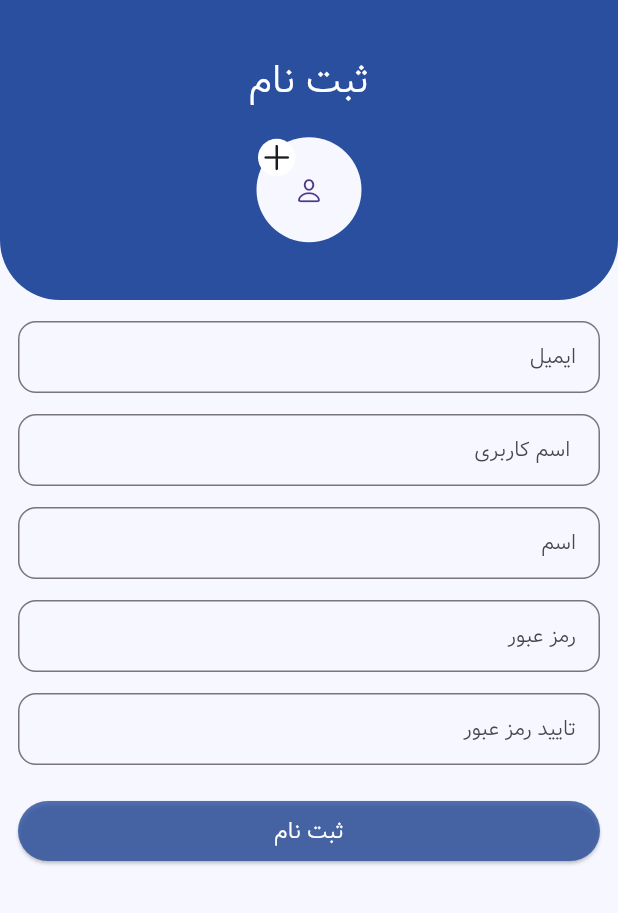
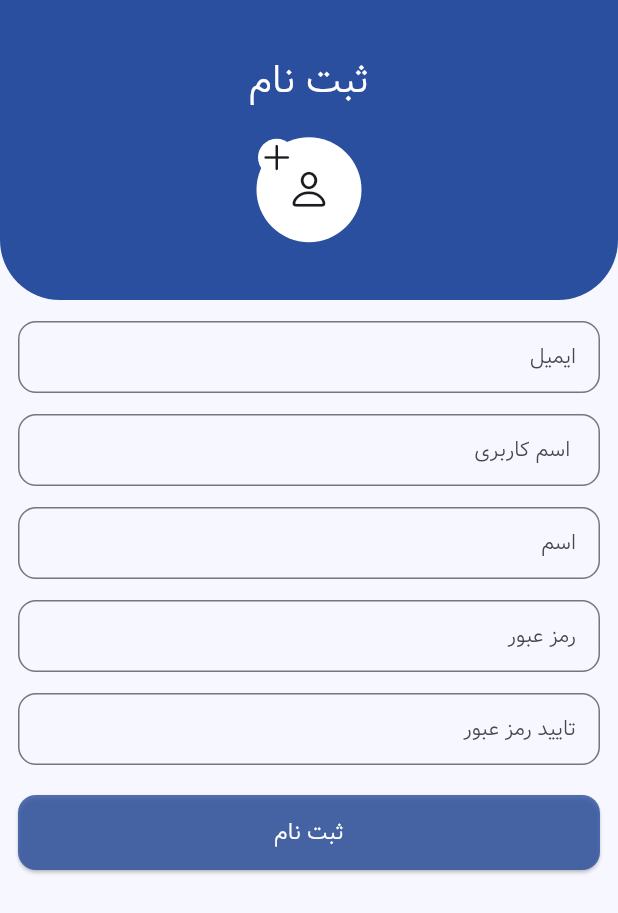
Before and after one commit to Y4CN/Gamak, a Flutter app: the screen it shows after launch, on a phone screen of 412 x 824 dp. Shown: the top 913 px of the screen. Run offline on Flutter 3.47's test engine with Material 2 defaults, Android fonts, the phone set to English and light mode, and no system bars; our stand-ins replace dartz, dio, expandable_text, file_picker, flutter_bloc, get_it and 6 more.

Commit message:
add filepicker in registerScreen 👍

```diff
--- a/lib/screens/loginScreen.dart
+++ b/lib/screens/loginScreen.dart
@@ -65,6 +65,10 @@ class _LoginScreenState extends State<LoginScreen> {
                 ),
                 child: ElevatedButton(
                   style: ElevatedButton.styleFrom(
+                    minimumSize: const Size(double.infinity, 50),
+                    shape: RoundedRectangleBorder(
+                      borderRadius: BorderRadius.circular(12),
+                    ),
                     backgroundColor:
                         GenerallColor.appBarBackGroundColor.withOpacity(.8),
                   ),
--- a/lib/screens/registerScreen.dart
+++ b/lib/screens/registerScreen.dart
@@ -1,8 +1,13 @@
+import 'dart:io';
+
 import 'package:flutter/cupertino.dart';
 import 'package:flutter/material.dart';
 import 'package:game_hacks_chat/constant/generallColor.dart';
 import 'package:game_hacks_chat/screens/loginScreen.dart';
+import 'package:game_hacks_chat/utilities/fileManager.dart';
+import 'package:game_hacks_chat/widget/customSnakBar.dart';
 import 'package:game_hacks_chat/widget/customTextField.dart';
+import 'package:permission_handler/permission_handler.dart';
 
 class RegisterScreen extends StatefulWidget {
   const RegisterScreen({super.key});
@@ -17,6 +22,8 @@ class _RegisterScreenState extends State<RegisterScreen> {
   late TextEditingController _nameController;
   late TextEditingController _passController;
   late TextEditingController _confirmPassController;
+  File? userAvatar;
+  ValueNotifier _notifier = ValueNotifier<bool>(false);
 
   @override
   void initState() {
@@ -60,17 +67,55 @@ class _RegisterScreenState extends State<RegisterScreen> {
                   ),
                   Stack(
                     children: [
-                      const CircleAvatar(
-                        radius: 35,
-                        backgroundColor: GenerallColor.primaryColor,
-                        child: Icon(
+                      ValueListenableBuilder(
+                        valueListenable: _notifier,
+                        builder: (context, value, child) {
+                          return Container(
+                            height: 70,
+                            width: 70,
+                            decoration: BoxDecoration(
+                              shape: BoxShape.circle,
+                              color: Colors.white,
+                              image: userAvatar == null
+                                  ? null
+                                  : DecorationImage(
+                                      image: FileImage(userAvatar as File),
+                                      fit: BoxFit.cover,
+                                    ),
+                            ),
+                            alignment: Alignment.center,
+                            child: userAvatar == null
+                                ? const Icon(
                                     CupertinoIcons.person,
-                          size: 20,
-                        ),
+                                    size: 30,
+                                  )
+                                : null,
+                          );
+                        },
                       ),
                       Positioned(
                         top: 1,
                         left: 1,
+                        child: GestureDetector(
+                          onTap: () async {
+                            if (await Permission.storage.isDenied) {
+                              Permission.storage.request();
+                            }
+                            if (await Permission.storage.isGranted) {
+                              var eiFile = await FileManager.pickFile();
+                              eiFile.fold((l) {
+                                CustomSnakBar.getCustomSnakBar(l, context);
+                              }, (r) async {
+                                userAvatar = r;
+                                _notifier.value = await r.exists();
+                                _notifier.notifyListeners();
+                              });
+                            } else {
+                              CustomSnakBar.getCustomSnakBar(
+                                  'لطفا اجازه دسترسی برای فضای ذخیره سازی را بدهید',
+                                  context);
+                            }
+                          },
                           child: Container(
                             height: 25,
                             width: 25,
@@ -82,6 +127,7 @@ class _RegisterScreenState extends State<RegisterScreen> {
                               CupertinoIcons.add,
                             ),
                           ),
+                        ),
                       )
                     ],
                   ),
@@ -89,23 +135,34 @@ class _RegisterScreenState extends State<RegisterScreen> {
               ),
             ),
             SliverToBoxAdapter(
-              child:
-                  CustomTextFeild(controller: _emailController, txt: 'ایمیل'),
+              child: CustomTextFeild(
+                controller: _emailController,
+                txt: 'ایمیل',
+              ),
             ),
             SliverToBoxAdapter(
               child: CustomTextFeild(
-                  controller: _usernameController, txt: ' اسم کاربری'),
+                controller: _usernameController,
+                txt: ' اسم کاربری',
               ),
-            SliverToBoxAdapter(
-              child: CustomTextFeild(controller: _nameController, txt: 'اسم'),
-            ),
-            SliverToBoxAdapter(
-              child:
-                  CustomTextFeild(controller: _passController, txt: 'رمز عبور'),
             ),
             SliverToBoxAdapter(
               child: CustomTextFeild(
-                  controller: _confirmPassController, txt: 'تایید رمز عبور'),
+                controller: _nameController,
+                txt: 'اسم',
+              ),
+            ),
+            SliverToBoxAdapter(
+              child: CustomTextFeild(
+                controller: _passController,
+                txt: 'رمز عبور',
+              ),
+            ),
+            SliverToBoxAdapter(
+              child: CustomTextFeild(
+                controller: _confirmPassController,
+                txt: 'تایید رمز عبور',
+              ),
             ),
             SliverToBoxAdapter(
               child: Padding(
@@ -115,6 +172,10 @@ class _RegisterScreenState extends State<RegisterScreen> {
                 ),
                 child: ElevatedButton(
                   style: ElevatedButton.styleFrom(
+                    minimumSize: const Size(double.infinity, 50),
+                    shape: RoundedRectangleBorder(
+                      borderRadius: BorderRadius.circular(12),
+                    ),
                     backgroundColor:
                         GenerallColor.appBarBackGroundColor.withOpacity(.8),
                   ),
@@ -140,4 +201,10 @@ class _RegisterScreenState extends State<RegisterScreen> {
       ),
     );
   }
+
+  @override
+  void dispose() {
+    super.dispose();
+    _notifier.dispose();
   }
+}
--- a/pubspec.yaml
+++ b/pubspec.yaml
@@ -48,6 +48,7 @@ dependencies:
   smooth_page_indicator: ^1.0.1
   get_it: ^7.2.0
   shared_preferences: ^2.1.0
+  permission_handler: ^10.2.0
 
 dev_dependencies:
   flutter_test:
```
Also changed, not shown: lib/utilities/fileManager.dart (added, +19 -0 lines), lib/widget/customSnakBar.dart (added, +30 -0 lines), pubspec.lock, 3 other files. Lines whose indentation alone changed are shown as unchanged.
